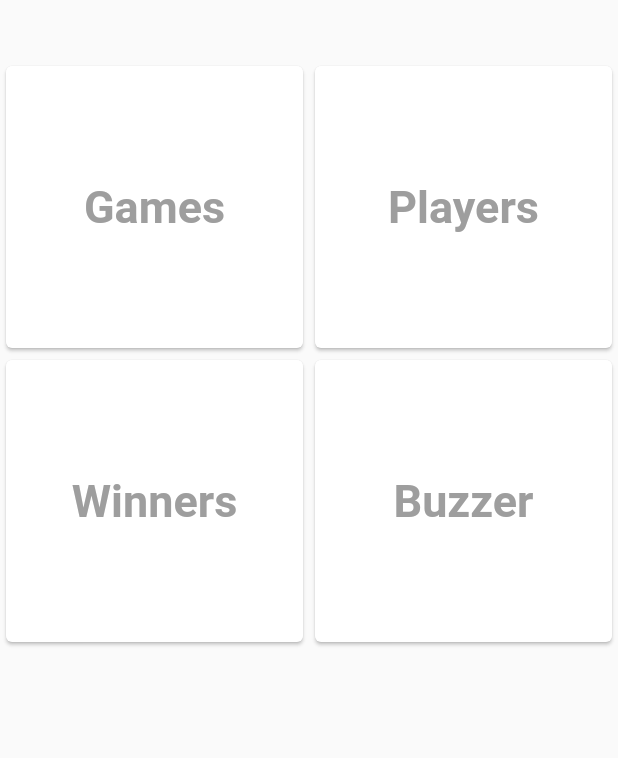
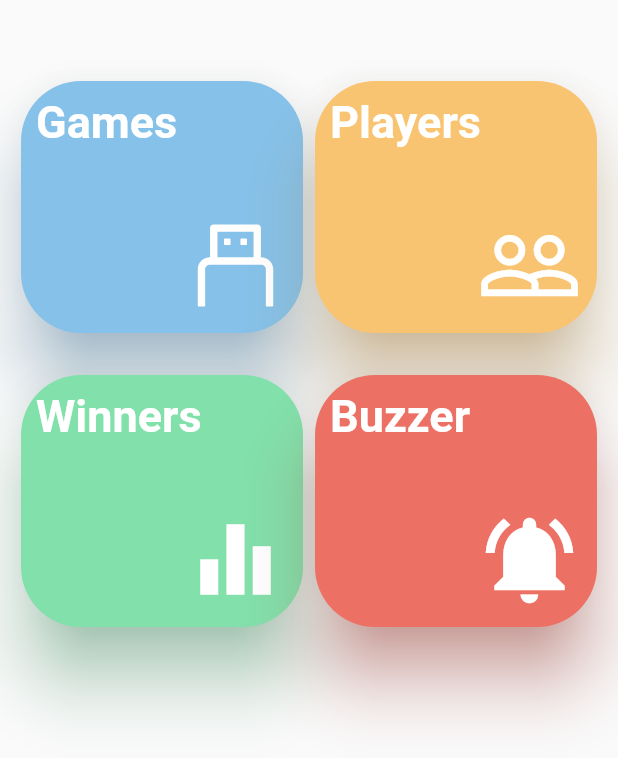
Before and after one commit to Usman2661/Flutter_LeaderBoards, a Flutter app: the screen it shows after launch, on a phone screen of 412 x 824 dp. Shown: the top 758 px of the screen. Run offline on Flutter 3.47's test engine with Material 2 defaults, Android fonts, the phone set to English and light mode, and no system bars; our stand-ins replace flutter_icons.

Commit message:
homepage cards setup

```diff
--- /dev/null
+++ b/lib/helper/helper.dart
@@ -0,0 +1,10 @@
+import 'package:flutter/cupertino.dart';
+
+class Helper {
+
+  Color colorFromHEX(String hexColor) {
+  final hexCode = hexColor.replaceAll('#', '');
+  return Color(int.parse('FF$hexCode', radix: 16));
+  }
+
+}
--- a/lib/screens/home.dart
+++ b/lib/screens/home.dart
@@ -1,4 +1,5 @@
 import 'package:flutter/material.dart';
+import 'package:leaderboards/helper/helper.dart';
 import 'package:leaderboards/widgets/homeScreenCards1.dart';
 import 'package:leaderboards/widgets/homeScreenCards2.dart';
 
@@ -15,7 +16,7 @@ class _HomeState extends State<Home> {
         child: Column(
           mainAxisAlignment: MainAxisAlignment.spaceBetween,
           children: <Widget>[
-            SizedBox(height: 40,),
+          SizedBox(height: 40,),
           Expanded(flex: 1,child: HomeScreenCards1() ),
           Expanded(flex: 1, child: HomeScreenCards2() ),
           Expanded(flex: 2,child: Container(child: null,))
--- a/lib/widgets/homeScreenCards1.dart
+++ b/lib/widgets/homeScreenCards1.dart
@@ -1,4 +1,5 @@
 import 'package:flutter/material.dart';
+import 'package:flutter_icons/flutter_icons.dart';
 
 class HomeScreenCards1 extends StatefulWidget {
   @override
@@ -6,23 +7,43 @@ class HomeScreenCards1 extends StatefulWidget {
 }
 
 class _HomeScreenCards1State extends State<HomeScreenCards1> {
+
+  Color colorFromHEX(String hexColor) {
+  final hexCode = hexColor.replaceAll('#', '');
+  return Color(int.parse('FF$hexCode', radix: 16));
+  }
+
+
   @override
   Widget build(BuildContext context) {
-    return Row(
+    return Padding(
+      padding: const EdgeInsets.fromLTRB(10,10,10,10),
+      child: Row(
         children: <Widget>[
         Expanded(child:
         Card(
-           color: Colors.white,
+              shape: RoundedRectangleBorder(
+                  borderRadius: BorderRadius.circular(40.0),
+                ),
+              shadowColor: colorFromHEX('#85C1E9'),
+              elevation: 20.0,
+             color: colorFromHEX('#85C1E9'),
               child: InkWell(
               splashColor: Colors.blue.withAlpha(30),
+              onTap: () {},
               child:
               Column(
-               mainAxisAlignment: MainAxisAlignment.center,
-        crossAxisAlignment:CrossAxisAlignment.center,
+                children: <Widget>[
+                  Expanded(
+                    child: Padding(
+                      padding: const EdgeInsets.fromLTRB(10,10,10,10),
+                      child: Row(
+                mainAxisAlignment: MainAxisAlignment.start,
+                crossAxisAlignment:CrossAxisAlignment.start,
                   children: <Widget>[
                   Text('Games',
                       style: TextStyle(
-                    color: Colors.grey,
+                        color: Colors.white,
                         fontSize: 30.0,
                         fontWeight: FontWeight.bold
                       )
@@ -30,21 +51,52 @@ class _HomeScreenCards1State extends State<HomeScreenCards1> {
                 ],
                 ),
                     ),
+                  ),
+                Expanded(
+                child: Padding(
+                  padding: const EdgeInsets.fromLTRB(20,0,10,10),
+                  child: Row(
+                  mainAxisAlignment: MainAxisAlignment.end,
+                  crossAxisAlignment:CrossAxisAlignment.end,
+                    children: <Widget>[
+                 Icon(
+                    AntDesign.USB,
+                    color: Colors.white,
+                    size: 70.0,
+                  ),
+                  ],
+                  ),
+                ),
+                ),
+                ],
+              ),
+              ),
               )
                ),
      Expanded(child:
         Card(
-            color: Colors.white,
+              shape: RoundedRectangleBorder(
+                  borderRadius: BorderRadius.circular(40.0),
+                ),
+              shadowColor: colorFromHEX('#F8C471'),
+              elevation: 20.0,
+             color: colorFromHEX('#F8C471'),
               child: InkWell(
               splashColor: Colors.blue.withAlpha(30),
+              onTap: () {},
               child:
               Column(
-        mainAxisAlignment: MainAxisAlignment.center,
-        crossAxisAlignment:CrossAxisAlignment.center,
+                children: <Widget>[
+                  Expanded(
+                    child: Padding(
+                      padding: const EdgeInsets.fromLTRB(10,10,10,10),
+                      child: Row(
+                mainAxisAlignment: MainAxisAlignment.start,
+                crossAxisAlignment:CrossAxisAlignment.start,
                   children: <Widget>[
                   Text('Players',
                       style: TextStyle(
-                    color: Colors.grey,
+                        color: Colors.white,
                         fontSize: 30.0,
                         fontWeight: FontWeight.bold
                       )
@@ -52,9 +104,30 @@ class _HomeScreenCards1State extends State<HomeScreenCards1> {
                 ],
                 ),
                     ),
+                  ),
+                Expanded(
+                child: Padding(
+                  padding: const EdgeInsets.fromLTRB(20,0,10,10),
+                  child: Row(
+                  mainAxisAlignment: MainAxisAlignment.end,
+                  crossAxisAlignment:CrossAxisAlignment.end,
+                    children: <Widget>[
+                 Icon(
+                    Icons.people_outline,
+                    color: Colors.white,
+                    size: 70.0,
+                  ),
+                  ],
+                  ),
+                ),
+                ),
+                ],
+              ),
+              ),
               )
-      )
+               ),
 
-    ]);
+      ]),
+    );
   }
 }
--- a/lib/widgets/homeScreenCards2.dart
+++ b/lib/widgets/homeScreenCards2.dart
@@ -1,4 +1,5 @@
 import 'package:flutter/material.dart';
+import 'package:flutter_icons/flutter_icons.dart';
 
 class HomeScreenCards2 extends StatefulWidget {
   @override
@@ -6,24 +7,43 @@ class HomeScreenCards2 extends StatefulWidget {
 }
 
 class _HomeScreenCards2State extends State<HomeScreenCards2> {
+
+
+  Color colorFromHEX(String hexColor) {
+  final hexCode = hexColor.replaceAll('#', '');
+  return Color(int.parse('FF$hexCode', radix: 16));
+  }
+
   @override
   Widget build(BuildContext context) {
-   return Row(
+   return Padding(
+     padding: const EdgeInsets.fromLTRB(10,10,10,10),
+     child: Row(
         children: <Widget>[
                Expanded(child:
         Card(
-
-           color: Colors.white,
+              shape: RoundedRectangleBorder(
+                  borderRadius: BorderRadius.circular(40.0),
+                ),
+              shadowColor: colorFromHEX('#82E0AA'),
+              elevation: 20.0,
+             color: colorFromHEX('#82E0AA'),
               child: InkWell(
               splashColor: Colors.blue.withAlpha(30),
+              onTap: () {},
               child:
               Column(
-               mainAxisAlignment: MainAxisAlignment.center,
-        crossAxisAlignment:CrossAxisAlignment.center,
+                children: <Widget>[
+                  Expanded(
+                    child: Padding(
+                      padding: const EdgeInsets.fromLTRB(10,10,10,10),
+                      child: Row(
+                mainAxisAlignment: MainAxisAlignment.start,
+                crossAxisAlignment:CrossAxisAlignment.start,
                   children: <Widget>[
                   Text('Winners',
                       style: TextStyle(
-                    color: Colors.grey,
+                        color: Colors.white,
                         fontSize: 30.0,
                         fontWeight: FontWeight.bold
                       )
@@ -31,21 +51,52 @@ class _HomeScreenCards2State extends State<HomeScreenCards2> {
                 ],
                 ),
                     ),
+                  ),
+                Expanded(
+                child: Padding(
+                  padding: const EdgeInsets.fromLTRB(20,0,10,10),
+                  child: Row(
+                  mainAxisAlignment: MainAxisAlignment.end,
+                  crossAxisAlignment:CrossAxisAlignment.end,
+                    children: <Widget>[
+                 Icon(
+                    Icons.equalizer,
+                    color: Colors.white,
+                    size: 70.0,
+                  ),
+                  ],
+                  ),
+                ),
+                ),
+                ],
+              ),
+              ),
               )
                ),
      Expanded(child:
         Card(
-            color: Colors.white,
+              shape: RoundedRectangleBorder(
+                  borderRadius: BorderRadius.circular(40.0),
+                ),
+              shadowColor: colorFromHEX('#EC7063'),
+              elevation: 20.0,
+             color: colorFromHEX('#EC7063'),
               child: InkWell(
               splashColor: Colors.blue.withAlpha(30),
+              onTap: () {},
               child:
               Column(
-        mainAxisAlignment: MainAxisAlignment.center,
-        crossAxisAlignment:CrossAxisAlignment.center,
+                children: <Widget>[
+                  Expanded(
+                    child: Padding(
+                      padding: const EdgeInsets.fromLTRB(10,10,10,10),
+                      child: Row(
+                mainAxisAlignment: MainAxisAlignment.start,
+                crossAxisAlignment:CrossAxisAlignment.start,
                   children: <Widget>[
                   Text('Buzzer',
                       style: TextStyle(
-                    color: Colors.grey,
+                        color: Colors.white,
                         fontSize: 30.0,
                         fontWeight: FontWeight.bold
                       )
@@ -53,9 +104,29 @@ class _HomeScreenCards2State extends State<HomeScreenCards2> {
                 ],
                 ),
                     ),
+                  ),
+                Expanded(
+                child: Padding(
+                  padding: const EdgeInsets.fromLTRB(20,0,10,10),
+                  child: Row(
+                  mainAxisAlignment: MainAxisAlignment.end,
+                  crossAxisAlignment:CrossAxisAlignment.end,
+                    children: <Widget>[
+                 Icon(
+                    Icons.notifications_active,
+                    color: Colors.white,
+                    size: 70.0,
+                  ),
+                  ],
+                  ),
+                ),
+                ),
+                ],
+              ),
+              ),
               )
-      )
-
-    ]);
+               ),
+      ]),
+   );
   }
 }
--- a/pubspec.yaml
+++ b/pubspec.yaml
@@ -23,6 +23,8 @@ environment:
 dependencies:
   flutter:
     sdk: flutter
+  flutter_icons: ^1.1.0
+
 
 
   # The following adds the Cupertino Icons font to your application.
```
Also changed, not shown: pubspec.lock. Lines whose indentation alone changed are shown as unchanged.
